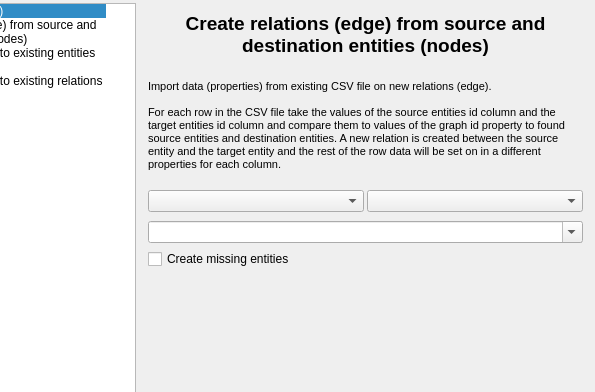
Old version of the form library/tulip-qt/designer/CSVGraphMappingConfigurationWidget.ui in the repository vadivelselvaraj/TulipGLImprovement; both pictures show x 123 to 718 and y 0 to 392 of the 718 by 515 pixel window.
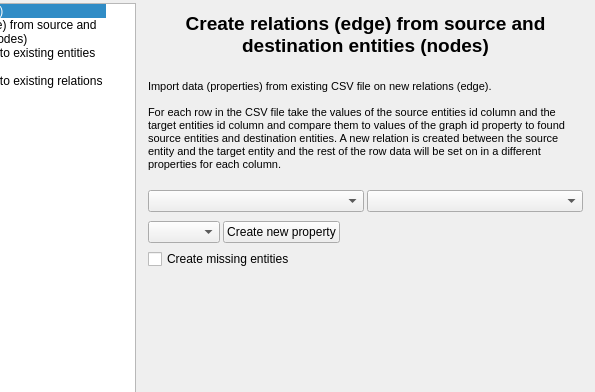
New version of the form. The open tabs and pages were chosen to show the change. Custom widgets are drawn as their Qt base class.

Commit message: Fix typos and bugs on CSV import widget.

Diff of the .ui file:
```diff
--- a/library/tulip-qt/designer/CSVGraphMappingConfigurationWidget.ui
+++ b/library/tulip-qt/designer/CSVGraphMappingConfigurationWidget.ui
@@ -158,12 +158,45 @@
            <item row="0" column="1">
             <widget class="tlp::CSVColumnComboBox" name="targetColumnComboBox"/>
            </item>
-           <item row="1" column="0" colspan="2">
-            <widget class="tlp::GraphPropertiesSelectionComboBox" name="graphIndexPropertiesComboBox">
-             <property name="editable">
-              <bool>true</bool>
+           <item row="2" column="0" colspan="2">
+            <layout class="QHBoxLayout" name="horizontalLayout_2">
+             <property name="spacing">
+              <number>3</number>
              </property>
-            </widget>
+             <item>
+              <widget class="tlp::GraphPropertiesSelectionComboBox" name="graphIndexPropertiesComboBox">
+               <property name="editable">
+                <bool>false</bool>
+               </property>
+              </widget>
+             </item>
+             <item>
+              <widget class="QPushButton" name="createNewPropertyPushButton">
+               <property name="sizePolicy">
+                <sizepolicy hsizetype="Fixed" vsizetype="Fixed">
+                 <horstretch>0</horstretch>
+                 <verstretch>0</verstretch>
+                </sizepolicy>
+               </property>
+               <property name="text">
+                <string>Create new property</string>
+               </property>
+              </widget>
+             </item>
+             <item>
+              <spacer name="horizontalSpacer">
+               <property name="orientation">
+                <enum>Qt::Horizontal</enum>
+               </property>
+               <property name="sizeHint" stdset="0">
+                <size>
+                 <width>40</width>
+                 <height>20</height>
+                </size>
+               </property>
+              </spacer>
+             </item>
+            </layout>
            </item>
           </layout>
          </item>
```
The commit also changes 6 other files.
